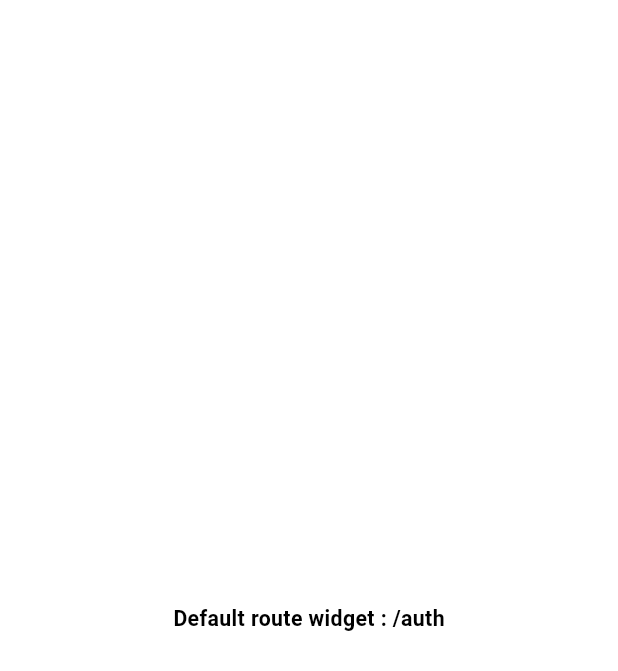
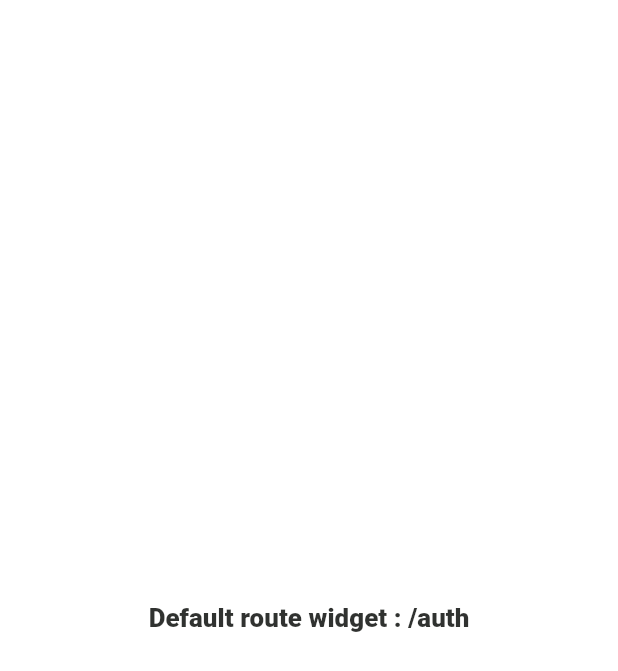
Before and after one commit to Siddhartha-machi/project-bio-sphere, a Flutter app: the screen it shows after launch, after a tap on "Go To Page", on a phone screen of 412 x 824 dp. Shown: the top 671 px of the screen. Run offline on Flutter 3.47's test engine with Material 3 defaults, Android fonts, the phone set to English and light mode, and no system bars; our stand-ins replace file_picker, flutter_screenutil, form_builder_validators, go_router, google_fonts, icons_plus and 1 more.

Commit message:
Feat add brand color schema builder.

```diff
--- /dev/null
+++ b/bio_sphere/lib/core/theme/color_schema_builder.dart
@@ -0,0 +1,167 @@
+import 'package:flutter/material.dart';
+
+import 'package:material_color_utilities/material_color_utilities.dart';
+
+class ColorSchemaBuilder {
+  static ColorScheme fromSeed({
+    Color? errorColor,
+    required Color seedColor,
+    required Brightness brightness,
+  }) {
+    final core = CorePalette.of(seedColor.toARGB32());
+
+    // Helpers to convert ARGB int (from palettes) → Flutter Color
+    Color argb(int a) => Color(a);
+
+    // Primary/Secondary/Tertiary/Error tonal palettes
+    final p = core.primary;
+    final s = core.secondary;
+    final t = core.tertiary;
+    final e = core.error;
+
+    // Neutral palettes (surfaces, outlines)
+    final n = core.neutral;
+    final nv = core.neutralVariant;
+
+    // Recommended M3 tone mapping:
+    // Light scheme tones (Material Design guidance)
+    const lPrimary = 50;
+    const lOnprimary = 100;
+    const lPrimarycontainer = 90;
+    const lOnprimarycontainer = 10;
+
+    const lSecondary = 60;
+    const lOnsecondary = 100;
+    const lSecondarycontainer = 90;
+    const lOnsecondarycontainer = 10;
+
+    const lTertiary = 40;
+    const lOntertiary = 100;
+    const lTertiarycontainer = 90;
+    const lOntertiarycontainer = 10;
+
+    const lError = 40;
+    const lOnerror = 100;
+    const lErrorcontainer = 90;
+    const lOnerrorcontainer = 10;
+
+    const lSurface = 250; // neutral
+    const lOnsurface = 10;
+    const lOnsurfacevariant = 30;
+    const lOutline = 50;
+    const lOutlinevariant = 80;
+    const lInversesurface = 20;
+    const lInverseonsurface = 95;
+    const lInverseprimary = 80;
+    const lSurfacetint = lPrimary;
+
+    // Dark scheme tones
+    const dPrimary = 80;
+    const dOnprimary = 20;
+    const dPrimarycontainer = 30;
+    const dOnprimarycontainer = 90;
+
+    const dSecondary = 80;
+    const dOnsecondary = 20;
+    const dSecondarycontainer = 30;
+    const dOnsecondarycontainer = 90;
+
+    const dTertiary = 80;
+    const dOntertiary = 20;
+    const dTertiarycontainer = 30;
+    const dOntertiarycontainer = 90;
+
+    const dError = 80;
+    const dOnerror = 20;
+    const dErrorcontainer = 30;
+    const dOnerrorcontainer = 80;
+
+    const dSurface = 6; // near-black but not pure
+    const dOnsurface = 90;
+    const dOnsurfacevariant = 80;
+    const dOutline = 60;
+    const dOutlinevariant = 30;
+    const dInversesurface = 90;
+    const dInverseonsurface = 20;
+    const dInverseprimary = 40;
+    const dSurfacetint = dPrimary;
+
+    if (brightness == Brightness.light) {
+      final primary = argb(p.get(lPrimary));
+
+      return ColorScheme(
+        brightness: Brightness.light,
+        primary: primary,
+        onPrimary: argb(p.get(lOnprimary)),
+        primaryContainer: argb(p.get(lPrimarycontainer)),
+        onPrimaryContainer: argb(p.get(lOnprimarycontainer)),
+
+        secondary: argb(s.get(lSecondary)),
+        onSecondary: argb(s.get(lOnsecondary)),
+        secondaryContainer: argb(s.get(lSecondarycontainer)),
+        onSecondaryContainer: argb(s.get(lOnsecondarycontainer)),
+
+        tertiary: argb(t.get(lTertiary)),
+        onTertiary: argb(t.get(lOntertiary)),
+        tertiaryContainer: argb(t.get(lTertiarycontainer)),
+        onTertiaryContainer: argb(t.get(lOntertiarycontainer)),
+
+        error: errorColor ?? argb(e.get(lError)),
+        onError: argb(e.get(lOnerror)),
+        errorContainer: argb(e.get(lErrorcontainer)),
+        onErrorContainer: argb(e.get(lOnerrorcontainer)),
+
+        surface: argb(n.get(lSurface)),
+        onSurface: argb(n.get(lOnsurface)),
+        onSurfaceVariant: argb(nv.get(lOnsurfacevariant)),
+        outline: argb(nv.get(lOutline)),
+        outlineVariant: argb(nv.get(lOutlinevariant)),
+        shadow: Colors.black,
+        scrim: Colors.black,
+
+        inverseSurface: argb(n.get(lInversesurface)),
+        onInverseSurface: argb(n.get(lInverseonsurface)),
+        inversePrimary: argb(p.get(lInverseprimary)),
+        surfaceTint: argb(p.get(lSurfacetint)),
+      );
+    } else {
+      final primary = argb(p.get(dPrimary));
+
+      return ColorScheme(
+        brightness: Brightness.dark,
+        primary: primary,
+        onPrimary: argb(p.get(dOnprimary)),
+        primaryContainer: argb(p.get(dPrimarycontainer)),
+        onPrimaryContainer: argb(p.get(dOnprimarycontainer)),
+
+        secondary: argb(s.get(dSecondary)),
+        onSecondary: argb(s.get(dOnsecondary)),
+        secondaryContainer: argb(s.get(dSecondarycontainer)),
+        onSecondaryContainer: argb(s.get(dOnsecondarycontainer)),
+
+        tertiary: argb(t.get(dTertiary)),
+        onTertiary: argb(t.get(dOntertiary)),
+        tertiaryContainer: argb(t.get(dTertiarycontainer)),
+        onTertiaryContainer: argb(t.get(dOntertiarycontainer)),
+
+        error: errorColor ?? argb(e.get(dError)),
+        onError: argb(e.get(dOnerror)),
+        errorContainer: argb(e.get(dErrorcontainer)),
+        onErrorContainer: argb(e.get(dOnerrorcontainer)),
+
+        surface: argb(n.get(dSurface)),
+        onSurface: argb(n.get(dOnsurface)),
+        onSurfaceVariant: argb(nv.get(dOnsurfacevariant)),
+        outline: argb(nv.get(dOutline)),
+        outlineVariant: argb(nv.get(dOutlinevariant)),
+        shadow: Colors.black,
+        scrim: Colors.black,
+
+        inverseSurface: argb(n.get(dInversesurface)),
+        onInverseSurface: argb(n.get(dInverseonsurface)),
+        inversePrimary: argb(p.get(dInverseprimary)),
+        surfaceTint: argb(p.get(dSurfacetint)),
+      );
+    }
+  }
+}
--- a/bio_sphere/lib/core/theme/core_theme_builder.dart
+++ b/bio_sphere/lib/core/theme/core_theme_builder.dart
@@ -1,10 +1,13 @@
 import 'package:flutter/material.dart';
 
+import 'package:google_fonts/google_fonts.dart';
 import 'package:flutter_screenutil/flutter_screenutil.dart';
+
+import 'package:bio_sphere/core/theme/color_schema_builder.dart';
 
 class CoreThemeBuilder {
   final Color error;
-  final MaterialColor primary;
+  final Color primary;
   final Brightness brightness;
 
   CoreThemeBuilder({
@@ -17,112 +20,162 @@ class CoreThemeBuilder {
 
   TextTheme _buildTextTheme(ColorScheme colorScheme) {
     return TextTheme(
-      /// Body text styles
-      bodyLarge: TextStyle(
+      /// Main content text (body)
+      bodyLarge: GoogleFonts.sofiaSans(
+        color: colorScheme.onSurface,
+        fontSize: 19.sp,
+        fontWeight: FontWeight.w800,
+        letterSpacing: 0.1,
+        decoration: TextDecoration.none,
+        height: 1.6,
+      ),
+
+      /// Secondary body text (subtext, details)
+      bodyMedium: GoogleFonts.sofiaSans(
+        color: colorScheme.onSurface.withAlpha(230),
+        fontSize: 17.sp,
+        fontWeight: FontWeight.w800,
+        letterSpacing: 0.05,
+        decoration: TextDecoration.none,
+        height: 1.5,
+      ),
+
+      /// Caption, helper, or hint text
+      bodySmall: GoogleFonts.sofiaSans(
+        color: colorScheme.onSurface.withAlpha(180),
+        fontSize: 14.sp,
+        fontWeight: FontWeight.w800,
+        letterSpacing: 0.2,
+        decoration: TextDecoration.none,
+        height: 1.3,
+      ),
+
+      /// Large display (splash, hero, onboarding)
+      displayLarge: GoogleFonts.sofiaSans(
+        color: colorScheme.onSurface,
+        fontSize: 44.sp,
+        fontWeight: FontWeight.w800,
+        letterSpacing: -1,
+        decoration: TextDecoration.none,
+        shadows: [
+          Shadow(
+            color: colorScheme.onSurface.withAlpha(30),
+            blurRadius: 6,
+            offset: Offset(0, 2),
+          ),
+        ],
+        height: 1.15,
+      ),
+
+      /// Page title
+      displayMedium: GoogleFonts.sofiaSans(
+        color: colorScheme.onSurface,
+        fontSize: 32.sp,
+        fontWeight: FontWeight.w800,
+        letterSpacing: -0.2,
+        decoration: TextDecoration.none,
+        height: 1.2,
+      ),
+
+      /// Section heading
+      displaySmall: GoogleFonts.sofiaSans(
+        color: colorScheme.onSurface,
+        fontSize: 25.sp,
+        fontWeight: FontWeight.w800,
+        letterSpacing: 0,
+        decoration: TextDecoration.none,
+        height: 1.2,
+      ),
+
+      /// Card title, section header
+      headlineLarge: GoogleFonts.sofiaSans(
+        color: colorScheme.primary,
+        fontSize: 20.sp,
+        fontWeight: FontWeight.w800,
+        letterSpacing: 0.1,
+        decoration: TextDecoration.none,
+        height: 1.25,
+      ),
+
+      /// Section header
+      headlineMedium: GoogleFonts.sofiaSans(
+        color: colorScheme.onSurface,
+        fontSize: 18.sp,
+        fontWeight: FontWeight.w800,
+        letterSpacing: 0.05,
+        decoration: TextDecoration.none,
+        height: 1.2,
+      ),
+
+      /// Subsection header
+      headlineSmall: GoogleFonts.sofiaSans(
         color: colorScheme.onSurface,
         fontSize: 16.sp,
-        fontWeight: FontWeight.w600,
-        letterSpacing: 0.5,
-        decoration: TextDecoration.none,
-      ),
-      bodyMedium: TextStyle(
-        color: colorScheme.onSurface,
-        fontSize: 14.sp,
-        fontWeight: FontWeight.w600,
-        letterSpacing: 0.25,
-        decoration: TextDecoration.none,
-      ),
-      bodySmall: TextStyle(
-        color: colorScheme.onSurface.withAlpha(200),
-        fontSize: 11.sp,
-        fontWeight: FontWeight.w600,
-        letterSpacing: 0.4,
-        decoration: TextDecoration.none,
-      ),
-      displayLarge: TextStyle(
-        color: colorScheme.onSurface,
-        fontSize: 60.sp,
-        fontWeight: FontWeight.w700,
-        letterSpacing: -1.5,
-        decoration: TextDecoration.none,
-      ),
-      displayMedium: TextStyle(
-        color: colorScheme.onSurface,
-        fontSize: 50.sp,
-        fontWeight: FontWeight.w700,
-        letterSpacing: -0.5,
-        decoration: TextDecoration.none,
-      ),
-      displaySmall: TextStyle(
-        color: colorScheme.onSurface,
-        fontSize: 40.sp,
-        fontWeight: FontWeight.w700,
+        fontWeight: FontWeight.w800,
         letterSpacing: 0,
         decoration: TextDecoration.none,
-      ),
-      headlineLarge: TextStyle(
-        color: colorScheme.onSurface,
-        fontSize: 20.sp,
-        fontWeight: FontWeight.w700,
-        letterSpacing: 0.25,
-        decoration: TextDecoration.none,
-      ),
-      headlineMedium: TextStyle(
-        color: colorScheme.onSurface,
-        fontSize: 16.sp,
-        fontWeight: FontWeight.w700,
-        letterSpacing: 0.25,
-        decoration: TextDecoration.none,
-      ),
-      headlineSmall: TextStyle(
-        color: colorScheme.onSurface,
-        fontSize: 14.sp,
-        fontWeight: FontWeight.w700,
-        letterSpacing: 0,
-        decoration: TextDecoration.none,
+        height: 1.2,
       ),
 
-      /// Label styles
-      labelLarge: TextStyle(
-        fontSize: 15.sp,
-        fontWeight: FontWeight.w700,
-        letterSpacing: 0,
+      /// Button text
+      labelLarge: GoogleFonts.sofiaSans(
+        fontSize: 16.sp,
+        fontWeight: FontWeight.w800,
+        letterSpacing: 0.05,
         decoration: TextDecoration.none,
-      ),
-      labelMedium: TextStyle(
-        fontSize: 13.sp,
-        fontWeight: FontWeight.w700,
-        letterSpacing: 0,
-        decoration: TextDecoration.none,
-      ),
-      labelSmall: TextStyle(
-        fontSize: 12.sp,
-        fontWeight: FontWeight.w600,
-        letterSpacing: 0,
-        decoration: TextDecoration.none,
+        color: colorScheme.onSurface,
+        height: 1.1,
+        textBaseline: TextBaseline.alphabetic,
       ),
 
-      /// Title styles
-      titleLarge: TextStyle(
-        fontSize: 18.sp,
-        letterSpacing: 0.15,
+      /// Input label
+      labelMedium: GoogleFonts.sofiaSans(
+        fontSize: 14.sp,
         fontWeight: FontWeight.w800,
+        letterSpacing: 0.02,
+        decoration: TextDecoration.none,
         color: colorScheme.onSurface,
+        height: 1.1,
+      ),
+
+      /// Helper label
+      labelSmall: GoogleFonts.sofiaSans(
+        fontSize: 12.sp,
+        fontWeight: FontWeight.w800,
+        letterSpacing: 0.3,
         decoration: TextDecoration.none,
+        color: colorScheme.onSurface.withAlpha(180),
+        height: 1.1,
       ),
-      titleMedium: TextStyle(
-        fontSize: 16.sp,
-        letterSpacing: 0.15,
-        fontWeight: FontWeight.w800,
-        color: colorScheme.onSurface,
-        decoration: TextDecoration.none,
-      ),
-      titleSmall: TextStyle(
-        fontSize: 14.sp,
+
+      /// App bar title
+      titleLarge: GoogleFonts.sofiaSans(
+        fontSize: 20.sp,
         letterSpacing: 0.1,
         fontWeight: FontWeight.w800,
         color: colorScheme.onSurface,
         decoration: TextDecoration.none,
+        height: 1.2,
+      ),
+
+      /// Dialog title
+      titleMedium: GoogleFonts.sofiaSans(
+        fontSize: 18.sp,
+        letterSpacing: 0.05,
+        fontWeight: FontWeight.w800,
+        color: colorScheme.onSurface,
+        decoration: TextDecoration.none,
+        height: 1.2,
+      ),
+
+      /// Modal title
+      titleSmall: GoogleFonts.sofiaSans(
+        fontSize: 16.sp,
+        letterSpacing: 0.02,
+        fontWeight: FontWeight.w800,
+        color: colorScheme.onSurface,
+        decoration: TextDecoration.none,
+        height: 1.2,
       ),
     );
   }
@@ -157,9 +210,9 @@ class CoreThemeBuilder {
   ThemeData buildTheme() {
     final borderRadius = _borderRadius();
 
-    final colorScheme = ColorScheme.fromSwatch(
-      primarySwatch: primary,
+    final colorScheme = ColorSchemaBuilder.fromSeed(
       errorColor: error,
+      seedColor: primary,
       brightness: brightness,
     );
 
```
